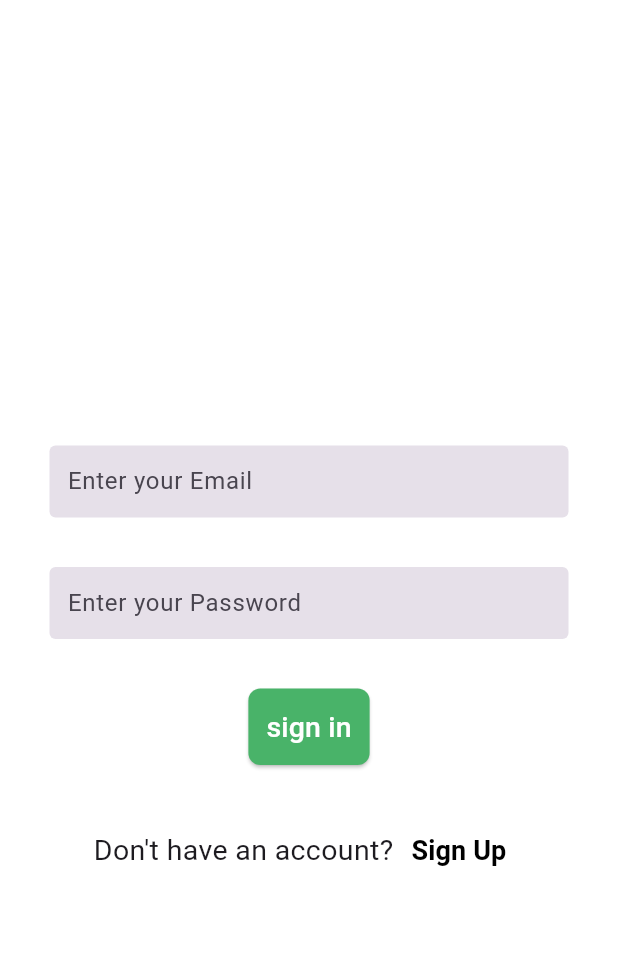
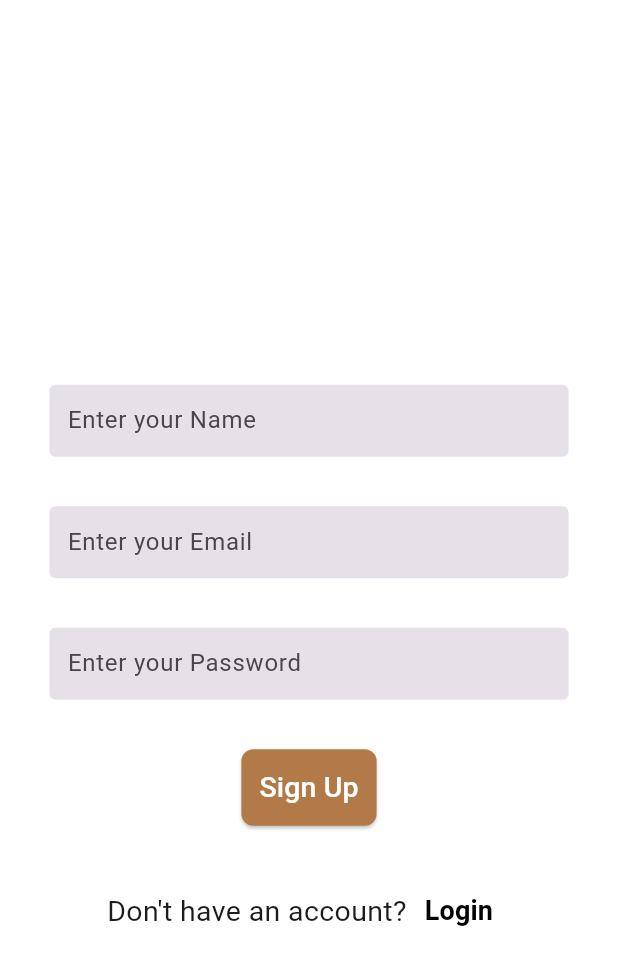
Before and after one commit to tahiaatef/FlowerAPP, a Flutter app: the screen it shows after launch, on a phone screen of 412 x 824 dp. Shown: the top 965 px of the screen. Run offline on Flutter 3.47's test engine with Material 3 defaults, Android fonts, the light colour scheme and no system bars.

Commit message:
routing between login and signup

```diff
--- a/lib/main.dart
+++ b/lib/main.dart
@@ -1,5 +1,5 @@
 import 'package:flutter/material.dart';
-import 'package:flutter_application_6/pages/login.dart';
+import 'package:flutter_application_6/pages/register.dart';
 void main() {
   runApp(const MyApp());
 }
@@ -12,7 +12,7 @@ class MyApp extends StatelessWidget {
     return MaterialApp(
       debugShowCheckedModeBanner: false,
       theme: ThemeData.light(useMaterial3: true),
-      home: Login(),
+      home: Register(),
     );
   }
 }
--- a/lib/pages/login.dart
+++ b/lib/pages/login.dart
@@ -1,6 +1,9 @@
+
+
 // ignore_for_file: deprecated_member_use
 
 import 'package:flutter/material.dart';
+import 'package:flutter_application_6/pages/register.dart';
 import 'package:flutter_application_6/shared/colors.dart';
 import 'package:flutter_application_6/shared/constant.dart';
 
@@ -50,7 +53,7 @@ class Login extends StatelessWidget {
                       borderRadius: BorderRadius.circular(8))),
                 ),
                 child: Text(
-                  "sign in",
+                  "Log In",
                   style: TextStyle(fontSize: 19, color: Colors.white),
                 ),
               ),
@@ -62,9 +65,11 @@ class Login extends StatelessWidget {
                 children: [
                   Text("Don't have an account?", style: TextStyle(fontSize: 19)),
                   TextButton(
-                    onPressed: () {},
+                    onPressed: () {
+                      Navigator.pushReplacement(context, MaterialPageRoute(builder: (context) => Register()));
+                    },
                     child:
-                        Text('Sign Up', style: TextStyle(color: Colors.black,fontSize: 18 , fontWeight: FontWeight.bold)),
+                        Text('Sign UP', style: TextStyle(color: Colors.black,fontSize: 18 , fontWeight: FontWeight.bold)),
                   )
                 ],
               )
--- /dev/null
+++ b/lib/pages/register.dart
@@ -0,0 +1,93 @@
+
+// ignore_for_file: deprecated_member_use
+
+import 'package:flutter/material.dart';
+import 'package:flutter_application_6/pages/login.dart';
+import 'package:flutter_application_6/shared/colors.dart';
+import 'package:flutter_application_6/shared/constant.dart';
+
+class Register extends StatelessWidget {
+  const Register({super.key});
+
+  @override
+  Widget build(BuildContext context) {
+    return SafeArea(
+        child: Scaffold(
+          backgroundColor: Color.from(alpha: 0, red: 0, green: 0, blue: 0),
+      body: Center(
+        child: Padding(
+          padding: const EdgeInsets.all(33.0),
+          child: SingleChildScrollView(
+            child: Column(
+              mainAxisAlignment: MainAxisAlignment.center,
+              children: [
+                SizedBox(
+                  height: 64,
+                ),
+                TextField(
+                  keyboardType: TextInputType.name,
+                  obscureText: false,
+                  decoration: consttextfile.copyWith(
+                    hintText: "Enter your Name",
+                  ),
+                ),
+                SizedBox(
+                  height: 33,
+                ),
+                TextField(
+                  keyboardType: TextInputType.emailAddress,
+                  obscureText: false,
+                  decoration: consttextfile.copyWith(
+                    hintText: "Enter your Email",
+                  ),
+                ),
+                SizedBox(
+                  height: 33,
+                ),
+                TextField(
+                  keyboardType: TextInputType.visiblePassword,
+                  obscureText: true,
+                  decoration: consttextfile.copyWith(
+                    hintText: "Enter your Password",
+                  ),
+                ),
+                SizedBox(
+                  height: 33,
+                ),
+                ElevatedButton(
+                  onPressed: () {},
+                  style: ButtonStyle(
+                    backgroundColor: MaterialStateProperty.all(BTNgreen),
+                    padding: MaterialStateProperty.all(EdgeInsets.all(12)),
+                    shape: MaterialStateProperty.all(RoundedRectangleBorder(
+                        borderRadius: BorderRadius.circular(8))),
+                  ),
+                  child: Text(
+                    "Sign Up",
+                    style: TextStyle(fontSize: 19, color: Colors.white),
+                  ),
+                ),
+                SizedBox(
+                  height: 33,
+                ),
+                Row(
+                  mainAxisAlignment: MainAxisAlignment.center,
+                  children: [
+                    Text("Don't have an account?", style: TextStyle(fontSize: 19)),
+                    TextButton(
+                      onPressed: () {
+                        Navigator.pushReplacement(context, MaterialPageRoute(builder: (context) => Login()));
+                      },
+                      child:
+                          Text('Login', style: TextStyle(color: Colors.black,fontSize: 18 , fontWeight: FontWeight.bold)),
+                    )
+                  ],
+                )
+              ],
+            ),
+          ),
+        ),
+      ),
+    ));
+  }
+}
--- a/lib/shared/colors.dart
+++ b/lib/shared/colors.dart
@@ -1,4 +1,4 @@
 import 'package:flutter/material.dart';
 const BTNpink = Color.fromARGB(255, 241, 39, 100);
-const BTNgreen = Color.fromARGB(255, 73, 179, 105);
-const appbarGreen = Color.fromARGB(255, 76, 141, 95);
+const BTNgreen = Color.fromARGB(255, 179, 122, 73);
+const appbarGreen = Color.fromARGB(255, 163, 103, 61);
```
